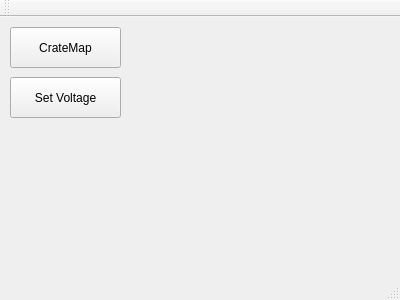
Before: the Qt Designer form mainwindow.ui in aspirantip/spascharm_hvp, drawn with Qt 5.
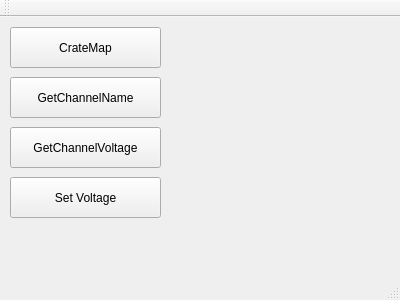
After: the same form once the commit is applied.

Commit message: PushButtons for procedures is add. Bug free resource in getCreateMap() is fixed.

```diff
--- a/mainwindow.ui
+++ b/mainwindow.ui
@@ -19,7 +19,7 @@
      <rect>
       <x>10</x>
       <y>10</y>
-      <width>111</width>
+      <width>151</width>
       <height>41</height>
      </rect>
     </property>
@@ -31,8 +31,8 @@
     <property name="geometry">
      <rect>
       <x>10</x>
-      <y>60</y>
-      <width>111</width>
+      <y>160</y>
+      <width>151</width>
       <height>41</height>
      </rect>
     </property>
@@ -40,6 +40,32 @@
      <string>Set Voltage</string>
     </property>
    </widget>
+   <widget class="QPushButton" name="pbGetChannelName">
+    <property name="geometry">
+     <rect>
+      <x>10</x>
+      <y>60</y>
+      <width>151</width>
+      <height>41</height>
+     </rect>
+    </property>
+    <property name="text">
+     <string>GetChannelName</string>
+    </property>
+   </widget>
+   <widget class="QPushButton" name="pbGetChannelVoltage">
+    <property name="geometry">
+     <rect>
+      <x>10</x>
+      <y>110</y>
+      <width>151</width>
+      <height>41</height>
+     </rect>
+    </property>
+    <property name="text">
+     <string>GetChannelVoltage</string>
+    </property>
+   </widget>
   </widget>
   <widget class="QMenuBar" name="menuBar">
    <property name="geometry">
```
The commit also changes 2 other files.
